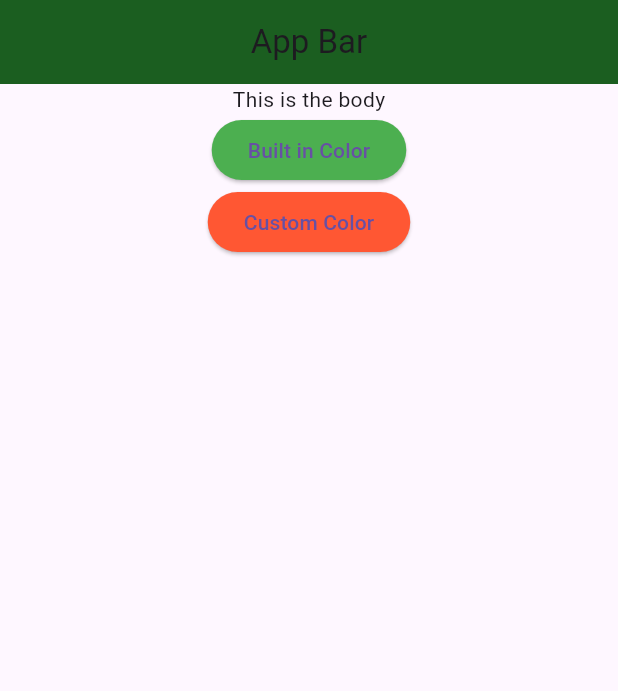
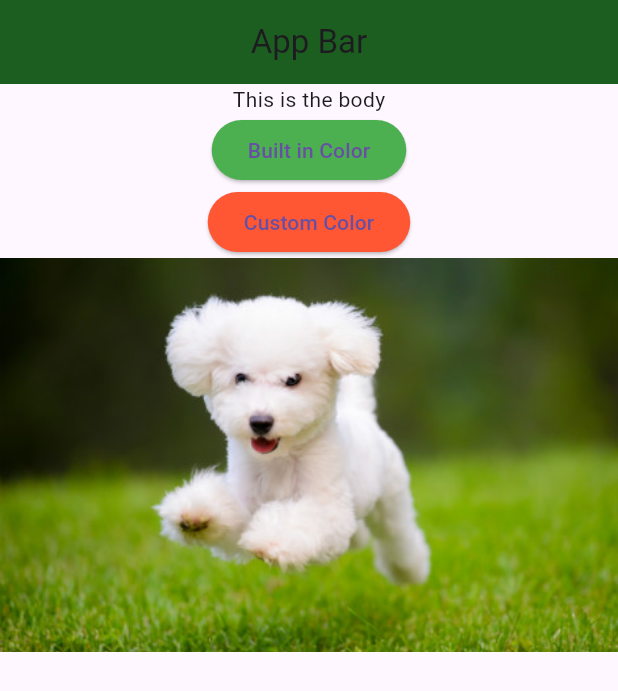
Before and after one commit to PlaceHolderHere/cheatSheets, a Flutter app: the screen it shows after launch, after a tap on "Custom Color", on a phone screen of 412 x 824 dp. Shown: the top 691 px of the screen. Run offline on Flutter 3.47's test engine with Material 3 defaults, Android fonts, the phone set to English and light mode, and no system bars.

Commit message:
Added code for loading local images to the flutter app

```diff
--- a/fluttercheatsheet/lib/main.dart
+++ b/fluttercheatsheet/lib/main.dart
@@ -18,6 +18,8 @@ void main() {
           child: Column(
             children:[
               Text("This is the body"),
+
+              // === COLORS === //
               ElevatedButton(
                   style: const ButtonStyle(
                     backgroundColor: WidgetStatePropertyAll<Color>(Colors.green), // Built in Colors for Buttons
@@ -31,6 +33,11 @@ void main() {
                   ),
                   child: const Text("Custom Color"),
                   onPressed: (){}
+              ),
+
+              // === IMAGES === //
+              Image(
+                image: AssetImage('images/dog.jpg'), // Image from assets
               )
             ]
           )
--- a/fluttercheatsheet/pubspec.yaml
+++ b/fluttercheatsheet/pubspec.yaml
@@ -58,10 +58,8 @@ flutter:
   uses-material-design: true
 
   # To add assets to your application, add an assets section, like this:
-  # assets:
-  #   - images/a_dot_burr.jpeg
-  #   - images/a_dot_ham.jpeg
-
+  assets:
+    - images/dog.jpg
   # An image asset can refer to one or more resolution-specific "variants", see
   # https://flutter.dev/to/resolution-aware-images
 
```
Also changed, not shown: fluttercheatsheet/images/dog.jpg (added), 1 other file.
